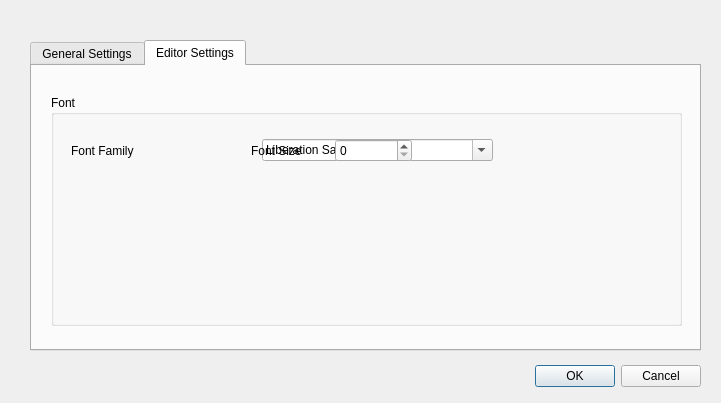
Qt form src/ui/preferenceswindow.ui (ChungZH/notepanda) before a commit.
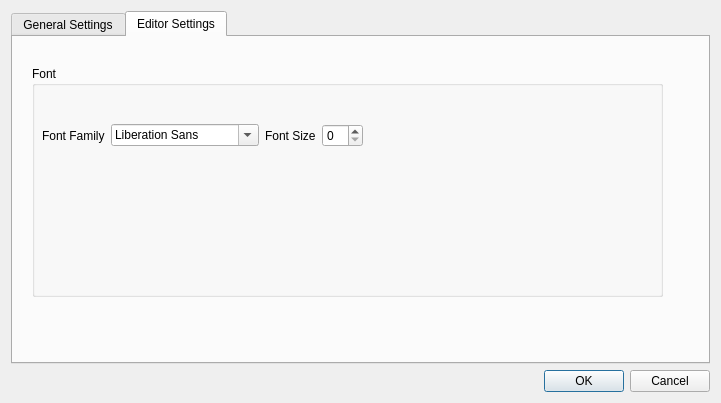
The same form after that commit. The open tabs and pages were chosen to show the change.

Commit message: feat: layout

The edit to the form file:
```diff
--- a/src/ui/preferenceswindow.ui
+++ b/src/ui/preferenceswindow.ui
@@ -13,31 +13,9 @@
   <property name="windowTitle">
    <string>Dialog</string>
   </property>
-  <widget class="QDialogButtonBox" name="buttonBox">
-   <property name="geometry">
-    <rect>
-     <x>360</x>
-     <y>360</y>
-     <width>341</width>
-     <height>32</height>
-    </rect>
-   </property>
-   <property name="orientation">
-    <enum>Qt::Horizontal</enum>
-   </property>
-   <property name="standardButtons">
-    <set>QDialogButtonBox::Cancel|QDialogButtonBox::Ok</set>
-   </property>
-  </widget>
+  <layout class="QGridLayout" name="gridLayout_3">
+   <item row="0" column="0">
   <widget class="QTabWidget" name="tabWidget">
-   <property name="geometry">
-    <rect>
-     <x>30</x>
-     <y>40</y>
-     <width>671</width>
-     <height>311</height>
-    </rect>
-   </property>
    <property name="currentIndex">
     <number>0</number>
    </property>
@@ -109,12 +87,14 @@
         <widget class="QWidget" name="horizontalLayoutWidget_2">
          <property name="geometry">
           <rect>
-           <x>20</x>
+             <x>10</x>
            <y>30</y>
-           <width>422</width>
-           <height>51</height>
-          </rect>
-         </property>
+             <width>321</width>
+             <height>80</height>
+            </rect>
+           </property>
+           <layout class="QGridLayout" name="gridLayout_4" rowstretch="0">
+            <item row="0" column="0">
          <layout class="QHBoxLayout" name="horizontalLayout_2">
           <item>
            <widget class="QLabel" name="label_2">
@@ -127,16 +107,8 @@
            <widget class="QFontComboBox" name="fontComboBox"/>
           </item>
          </layout>
-        </widget>
-        <widget class="QWidget" name="horizontalLayoutWidget_3">
-         <property name="geometry">
-          <rect>
-           <x>200</x>
-           <y>30</y>
-           <width>161</width>
-           <height>51</height>
-          </rect>
-         </property>
+            </item>
+            <item row="0" column="1">
          <layout class="QHBoxLayout" name="horizontalLayout_3">
           <item>
            <widget class="QLabel" name="label_3">
@@ -149,6 +121,8 @@
            <widget class="QSpinBox" name="spinBox"/>
           </item>
          </layout>
+            </item>
+           </layout>
         </widget>
        </widget>
       </item>
@@ -156,6 +130,18 @@
     </widget>
    </widget>
   </widget>
+   </item>
+   <item row="1" column="0">
+    <widget class="QDialogButtonBox" name="buttonBox">
+     <property name="orientation">
+      <enum>Qt::Horizontal</enum>
+     </property>
+     <property name="standardButtons">
+      <set>QDialogButtonBox::Cancel|QDialogButtonBox::Ok</set>
+     </property>
+    </widget>
+   </item>
+  </layout>
  </widget>
  <resources/>
  <connections>
```
Left out of the diff: 4 changed lines with no effect on the pictures. Lines whose indentation alone changed are shown as unchanged. The commit also changes 1 other file.
